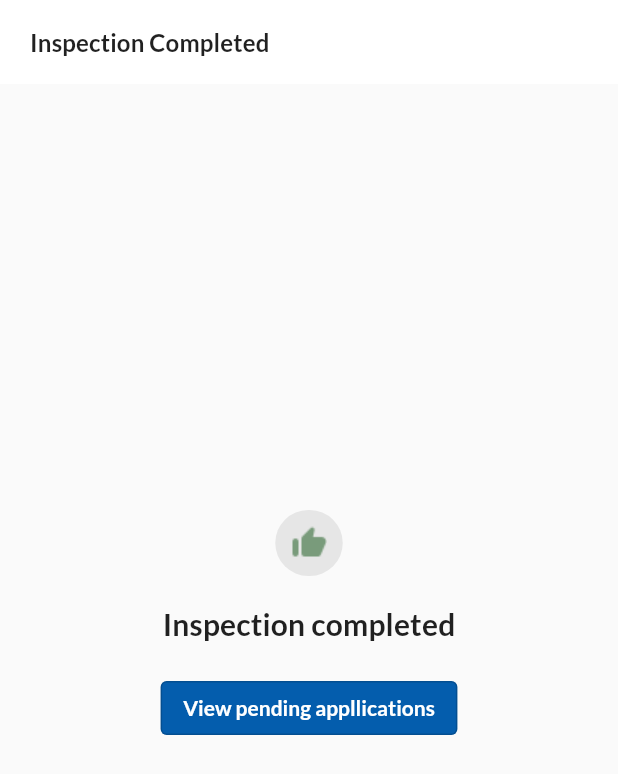
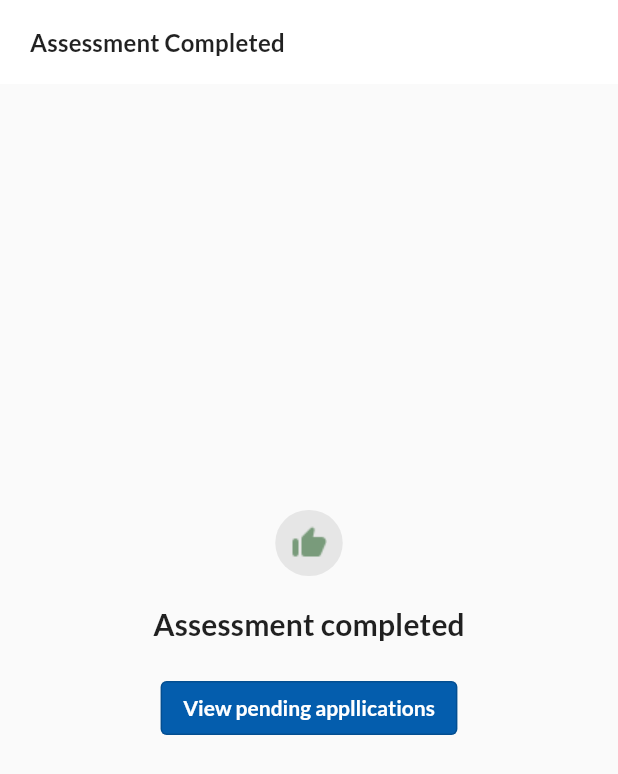
Before and after one commit to UPHRH-platform/smf-mobile, a Flutter app: the InspectionCompletedPage screen opened directly, on a phone screen of 412 x 824 dp. Shown: the top 774 px of the screen. Run offline on Flutter 3.47's test engine with Material 2 defaults, Android fonts, the light colour scheme and no system bars; our stand-ins replace connectivity_plus, dio, email_validator, firebase_core, firebase_messaging, flutter_local_notifications and 8 more; missing offline and left inert: big_tip, unique_identifier; accounts and stored records are empty; generated files the repository leaves out were written again.

Commit message:
Feat: Change the terminologies for app like role and form status

```diff
--- a/lib/l10n/app_en.arb
+++ b/lib/l10n/app_en.arb
@@ -33,7 +33,7 @@
     "viewPastApplications": "View past applications",
     "next": "Next",
     "previous": "Previous",
-    "inspectionCompleted": "Inspection completed",
+    "inspectionCompleted": "Assessment completed",
     "leadInspectorCompleted": "Lead inspector completed",
     "completed": "Completed",
     "sentForInspection": "Sent for inspection",
@@ -47,8 +47,8 @@
     "pleaseConsentDisagree": "Please consent or disagree",
     "status": "Status",
     "scheduledOn": "Scheduled on",
-    "inspetionCompletedOn": "Inspection completed on",
-    "inspectionSummary": "Inspection Summary",
+    "inspetionCompletedOn": "Assessment completed on",
+    "inspectionSummary": "Assessment Summary",
     "leadInspector": "Lead inspector",
     "assistingInspectors": "Assisting inspectors",
     "iDisagree": "I disagree",
--- a/lib/pages/inspection_completed.dart
+++ b/lib/pages/inspection_completed.dart
@@ -30,7 +30,7 @@ class _InspectionCompletedPageState extends State<InspectionCompletedPage> {
           titleSpacing: 20,
           backgroundColor: Colors.white,
           title: Text(
-            'Inspection Completed',
+            'Assessment Completed',
             style: GoogleFonts.lato(
               color: AppColors.black87,
               fontSize: 16.0,
@@ -70,7 +70,7 @@ class _InspectionCompletedPageState extends State<InspectionCompletedPage> {
                       Padding(
                           padding: const EdgeInsets.only(bottom: 20),
                           child: Text(
-                            'Inspection completed',
+                            'Assessment completed',
                             style: GoogleFonts.lato(
                               color: AppColors.black87,
                               fontSize: 20.0,
```
